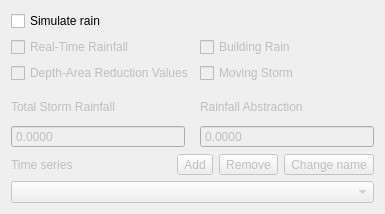
Above: flo2d/ui/rain_editor.ui from FLO-2DSoftware/qgis-flo-2d-plugin before the change. Below: the same form after it.
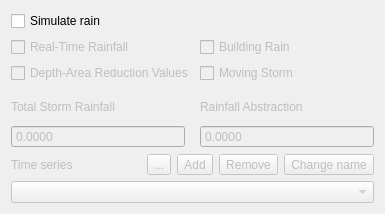
That is the form after the change. Icons and pictures are not drawn.

Commit message: button for showing rain timeseries table data

Diff of the .ui file:
```diff
--- a/flo2d/ui/rain_editor.ui
+++ b/flo2d/ui/rain_editor.ui
@@ -162,6 +162,16 @@
           </property>
          </widget>
         </item>
+        <item>
+         <widget class="QToolButton" name="show_table_btn">
+          <property name="toolTip">
+           <string>Show timeseries table</string>
+          </property>
+          <property name="text">
+           <string>...</string>
+          </property>
+         </widget>
+        </item>
         <item>
          <widget class="QToolButton" name="add_tseries_btn">
           <property name="toolTip">
```
The commit also changes 1 other file.
